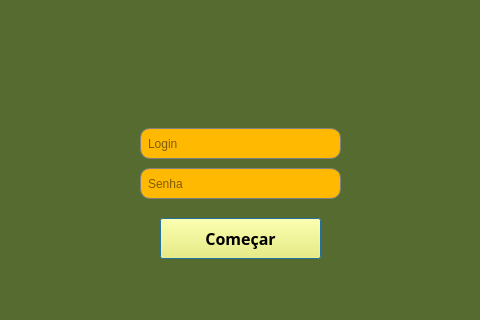
First picture: the form in tela2.ui, repository jujubsfs/restify3, before the edit; both pictures show x 220 to 700 and y 202 to 522 of the 879 by 522 pixel window.
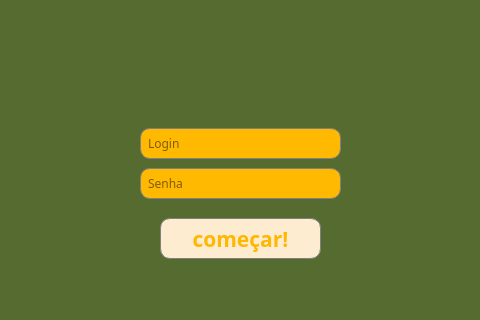
Second picture: the form after the edit. Icons and pictures are not drawn.

```diff
--- a/tela2.ui
+++ b/tela2.ui
@@ -76,15 +76,19 @@
    <property name="font">
     <font>
      <family>Segoe Script</family>
-     <pointsize>12</pointsize>
+     <pointsize>16</pointsize>
      <bold>true</bold>
     </font>
    </property>
    <property name="styleSheet">
-    <string notr="true">background-color: rgb(255,249,87)</string>
+    <string notr="true">color: rgb(255, 183, 0);
+background-color: rgb(253, 236, 208);
+border: 1px solid gray;
+border-radius: 10px;
+padding: 5px;</string>
    </property>
    <property name="text">
-    <string>Começar</string>
+    <string>começar!</string>
    </property>
   </widget>
   <widget class="QLineEdit" name="lineEdit">
@@ -96,6 +100,11 @@
      <height>31</height>
     </rect>
    </property>
+   <property name="font">
+    <font>
+     <family>Segoe Script</family>
+    </font>
+   </property>
    <property name="styleSheet">
     <string notr="true">border: 1px solid gray;
 border-radius: 10px;
@@ -118,6 +127,11 @@
      <height>31</height>
     </rect>
    </property>
+   <property name="font">
+    <font>
+     <family>Segoe Script</family>
+    </font>
+   </property>
    <property name="styleSheet">
     <string notr="true">border: 1px solid gray;
 border-radius: 10px;
```
